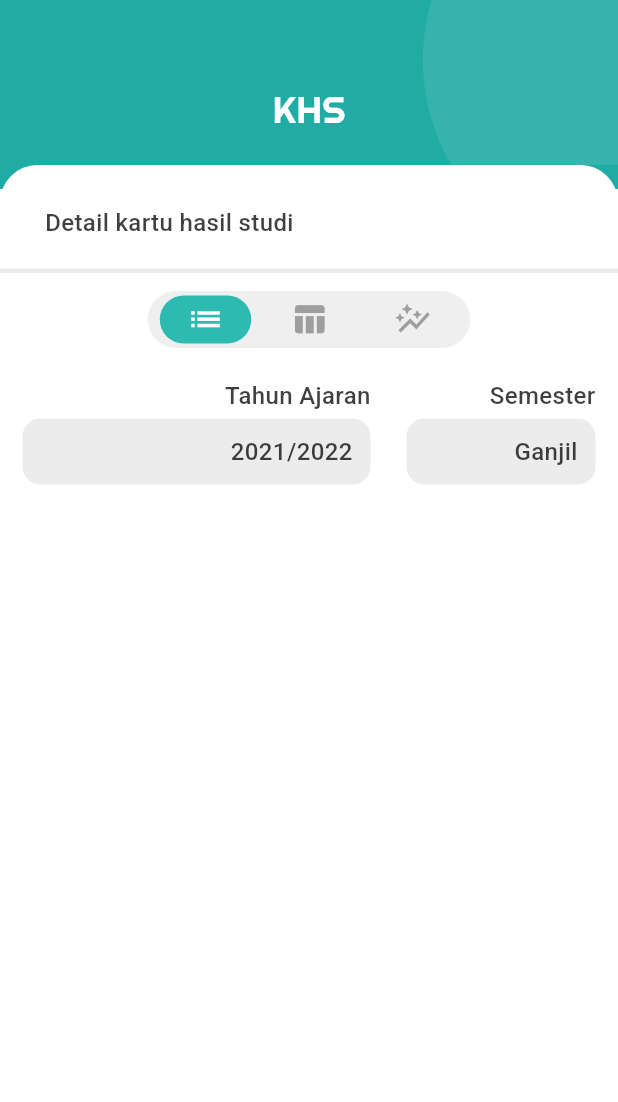
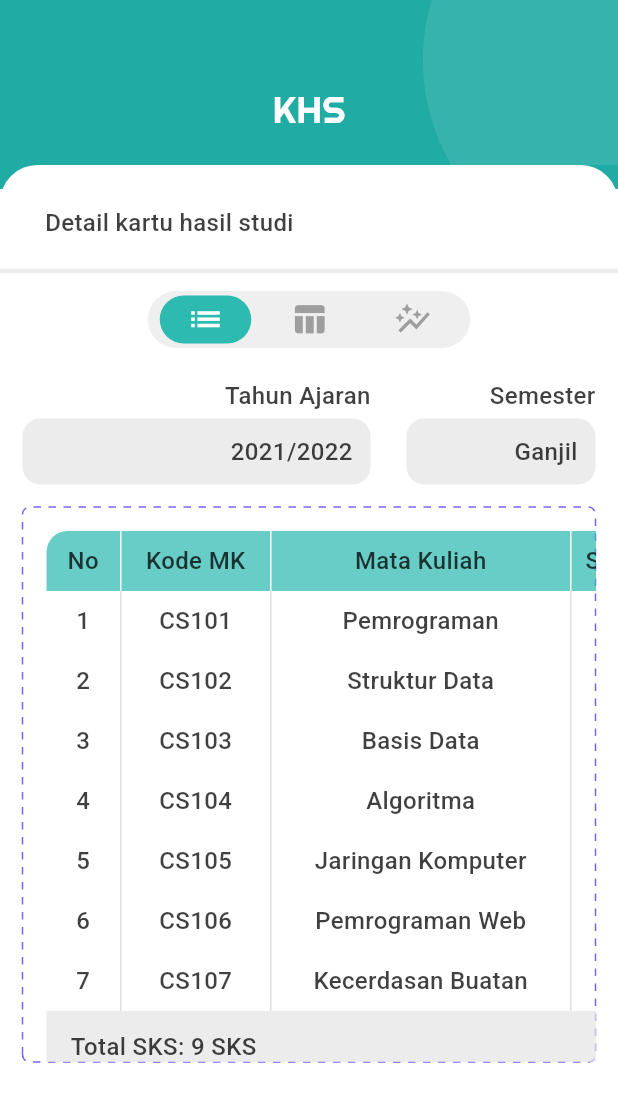
Before and after one commit to barengs/adit-mobile-flutter, a Flutter app: the screen it shows after launch, after a tap on "KHS", on a phone screen of 412 x 824 dp. Shown: the top 1102 px of the screen. Run offline on Flutter 3.47's test engine with Material 3 defaults, Android fonts, the phone set to English and light mode, and no system bars; our stand-ins replace flutter_svg, permission_handler; missing offline and left inert: qr_code_scanner_plus; network calls fail.

Commit message:
FEAT: Tambahkan halaman KHS lengkap dengan widget DashedContainer dan KhsTableCard

```diff
--- a/lib/screens/khs/khs_page.dart
+++ b/lib/screens/khs/khs_page.dart
@@ -3,6 +3,8 @@ import 'package:siakad/widgets/content_container.dart';
 import 'package:siakad/widgets/custom_header.dart';
 import 'package:siakad/widgets/section_header_study.dart';
 import 'package:siakad/widgets/switch_button.dart';
+import 'package:siakad/widgets/dashed_rect.dart';
+import 'package:siakad/widgets/khs_table_card.dart';
 
 class KhsPage extends StatefulWidget {
   const KhsPage({super.key});
@@ -24,6 +26,8 @@ class _KhsPageState extends State<KhsPage> {
           CustomHeader(title: 'KHS'),
           Expanded(
             child: ContentContainer(
+              child: SingleChildScrollView(
+
                 child: Column(
                   children: [
                     SectionHeaderStudy(headerTitle: 'kartu hasil studi'),
@@ -45,7 +49,7 @@ class _KhsPageState extends State<KhsPage> {
                         SwitchItem(icon: Icons.auto_graph),
                       ],
                     ),
-                  SizedBox(height: 20),
+                    const SizedBox(height: 20),
 
                     Padding(
                       padding: const EdgeInsets.symmetric(horizontal: 15),
@@ -133,7 +137,27 @@ class _KhsPageState extends State<KhsPage> {
                         ],
                       ),
                     ),
+                    const SizedBox(height: 15),
+
+                    // * Table Container
+                    Padding(
+                      padding: const EdgeInsets.symmetric(horizontal: 15),
+                      child: DashedContainer(
+                        width: double.infinity,
+                        height: 370,
+                        borderRadius: BorderRadius.circular(5),
+                        child: SingleChildScrollView(
+                          scrollDirection: Axis.vertical,
+                          child: SingleChildScrollView(
+                            scrollDirection: Axis.horizontal,
+                            // * KHS table
+                            child: const KhsTableCard(),
+                          ),
+                        ),
+                      ),
+                    ),
                   ],
+                ),
               ),
             ),
           ),
--- /dev/null
+++ b/lib/widgets/dashed_rect.dart
@@ -0,0 +1,98 @@
+import 'package:flutter/material.dart';
+import 'dart:ui' as ui;
+
+class DashedContainer extends StatelessWidget {
+  final double width;
+  final double height;
+  final Widget? child;
+  final double dashWidth;
+  final double dashSpace;
+  final double strokeWidth;
+  final Color color;
+  final BorderRadius borderRadius;
+
+  const DashedContainer({
+    super.key,
+    required this.width,
+    required this.height,
+    this.child,
+    this.dashWidth = 5,
+    this.dashSpace = 5,
+    this.strokeWidth = 1,
+    this.color = const Color.fromRGBO(123, 97, 255, 1.0),
+    this.borderRadius = const BorderRadius.all(Radius.circular(12)),
+  });
+
+  @override
+  Widget build(BuildContext context) {
+    return CustomPaint(
+      painter: _DashedBorderPainter(
+        dashWidth: dashWidth,
+        dashSpace: dashSpace,
+        strokeWidth: strokeWidth,
+        color: color,
+        borderRadius: borderRadius,
+      ),
+      child: SizedBox(
+        width: width,
+        height: height,
+        child: Center(child: child),
+      ),
+    );
+  }
+}
+
+class _DashedBorderPainter extends CustomPainter {
+  final double dashWidth;
+  final double dashSpace;
+  final double strokeWidth;
+  final Color color;
+  final BorderRadius borderRadius;
+
+  _DashedBorderPainter({
+    required this.dashWidth,
+    required this.dashSpace,
+    required this.strokeWidth,
+    required this.color,
+    required this.borderRadius,
+  });
+
+  @override
+  void paint(Canvas canvas, Size size) {
+    final paint =
+        Paint()
+          ..color = color
+          ..strokeWidth = strokeWidth
+          ..style = PaintingStyle.stroke;
+
+    final rect = Offset.zero & size;
+    final rrect = borderRadius.toRRect(rect);
+    final path = ui.Path()..addRRect(rrect);
+
+    final dashPath = _createDashedPath(path, dashWidth, dashSpace);
+    canvas.drawPath(dashPath, paint);
+  }
+
+  ui.Path _createDashedPath(
+    ui.Path source,
+    double dashWidth,
+    double dashSpace,
+  ) {
+    final ui.Path dashedPath = ui.Path();
+    for (final ui.PathMetric metric in source.computeMetrics()) {
+      double distance = 0.0;
+      while (distance < metric.length) {
+        final double nextDash = dashWidth;
+        dashedPath.addPath(
+          metric.extractPath(distance, distance + nextDash),
+          Offset.zero,
+        );
+        distance += dashWidth + dashSpace;
+      }
+    }
+    return dashedPath;
+  }
+
+  @override
+  bool shouldRepaint(covariant CustomPainter oldDelegate) => true;
+}
--- /dev/null
+++ b/lib/widgets/khs_table_card.dart
@@ -0,0 +1,241 @@
+import 'package:flutter/material.dart';
+
+class KhsTableCard extends StatelessWidget {
+  const KhsTableCard({super.key});
+
+  @override
+  Widget build(BuildContext context) {
+    return SizedBox(child: _buildFullTable());
+  }
+
+  Widget _buildFullTable() {
+    return Container(
+      padding: const EdgeInsets.all(16),
+      child: Column(
+        children: [
+          // Header
+          _buildHeaderRow(),
+
+          // Data
+          _buildDataRow([
+            '1',
+            'CS101',
+            'Pemrograman',
+            '3',
+            '1',
+            'A',
+            '85',
+            'A',
+            '4.0',
+            '12.0',
+          ]),
+          _buildDataRow([
+            '2',
+            'CS102',
+            'Struktur Data',
+            '3',
+            '2',
+            'B',
+            '78',
+            'B',
+            '3.0',
+            '9.0',
+          ]),
+          _buildDataRow([
+            '3',
+            'CS103',
+            'Basis Data',
+            '3',
+            '2',
+            'A',
+            '90',
+            'A',
+            '4.0',
+            '12.0',
+          ]),
+          _buildDataRow([
+            '4',
+            'CS104',
+            'Algoritma',
+            '2',
+            '2',
+            'A',
+            '88',
+            'A',
+            '4.0',
+            '8.0',
+          ]),
+          _buildDataRow([
+            '5',
+            'CS105',
+            'Jaringan Komputer',
+            '3',
+            '3',
+            'B',
+            '75',
+            'B',
+            '3.0',
+            '9.0',
+          ]),
+          _buildDataRow([
+            '6',
+            'CS106',
+            'Pemrograman Web',
+            '3',
+            '3',
+            'A',
+            '91',
+            'A',
+            '4.0',
+            '12.0',
+          ]),
+          _buildDataRow([
+            '7',
+            'CS107',
+            'Kecerdasan Buatan',
+            '3',
+            '4',
+            'B',
+            '82',
+            'B',
+            '3.0',
+            '9.0',
+          ]),
+
+          // Footer
+          _buildFooterRow(),
+        ],
+      ),
+    );
+  }
+
+  Widget _buildHeaderRow() {
+    return Container(
+      decoration: BoxDecoration(
+        color: const Color.fromRGBO(45, 186, 177, 0.72),
+        borderRadius: BorderRadius.only(
+          topLeft: Radius.circular(14),
+          topRight: Radius.circular(14),
+        ),
+      ),
+      child: Row(
+        children: [
+          _buildHeaderCell('No', 50),
+          _buildHeaderCell('Kode MK', 100),
+          _buildHeaderCell('Mata Kuliah', 200),
+          _buildHeaderCell('SKS', 50),
+          _buildHeaderCell('Semester', 100),
+          _buildHeaderCell('Kelas', 80),
+          _buildHeaderCell('UTS', 80),
+          _buildHeaderCell('Nilai', 80),
+          _buildHeaderCell('Bobot', 80),
+          _buildHeaderCell('Total', 80),
+        ],
+      ),
+    );
+  }
+
+  Widget _buildDataRow(List<String> data) {
+    final widths = [
+      50.0,
+      100.0,
+      200.0,
+      50.0,
+      100.0,
+      80.0,
+      80.0,
+      80.0,
+      80.0,
+      80.0,
+    ];
+    return Row(
+      children: List.generate(data.length, (index) {
+        return _buildDataCell(data[index], widths[index]);
+      }),
+    );
+  }
+
+  Widget _buildHeaderCell(String text, double width) {
+    return Container(
+      width: width,
+      height: 40,
+      alignment: Alignment.center,
+      decoration: const BoxDecoration(
+        border: Border(right: BorderSide(color: Colors.white, width: 1)),
+      ),
+      child: Text(
+        text,
+        style: const TextStyle(
+          fontFamily: 'Roboto',
+          fontSize: 16,
+          fontWeight: FontWeight.w500,
+          color: Color.fromRGBO(0, 0, 0, 0.75),
+        ),
+        textAlign: TextAlign.center,
+      ),
+    );
+  }
+
+  Widget _buildDataCell(String text, double width) {
+    return Container(
+      width: width,
+      height: 40,
+      alignment: Alignment.center,
+      decoration: BoxDecoration(
+        border: Border(right: BorderSide(color: Colors.grey[300]!, width: 1)),
+      ),
+      child: Text(
+        text,
+        style: const TextStyle(
+          fontFamily: 'Roboto',
+          fontSize: 16,
+          fontWeight: FontWeight.w500,
+          color: Color.fromRGBO(0, 0, 0, 0.75),
+        ),
+        textAlign: TextAlign.center,
+      ),
+    );
+  }
+
+  Widget _buildFooterRow() {
+    return Container(
+      width: 900,
+      padding: const EdgeInsets.symmetric(horizontal: 16, vertical: 12),
+      decoration: const BoxDecoration(
+        color: Color.fromRGBO(229, 229, 229, 0.75),
+      ),
+      child: Row(
+        mainAxisAlignment: MainAxisAlignment.spaceBetween,
+        children: const [
+          Text(
+            'Total SKS: 9 SKS',
+            style: TextStyle(
+              fontFamily: 'Roboto',
+              fontSize: 16,
+              fontWeight: FontWeight.w500,
+              color: Color.fromRGBO(0, 0, 0, 0.75),
+            ),
+          ),
+          Text(
+            'Total Nilai: 33.0',
+            style: TextStyle(
+              fontFamily: 'Roboto',
+              fontSize: 16,
+              fontWeight: FontWeight.w500,
+              color: Color.fromRGBO(0, 0, 0, 0.75),
+            ),
+          ),
+          Text(
+            'IP Semester: 3.66',
+            style: TextStyle(
+              fontFamily: 'Roboto',
+              fontSize: 16,
+              fontWeight: FontWeight.w500,
+              color: Color.fromRGBO(0, 0, 0, 0.75),
+            ),
+          ),
+        ],
+      ),
+    );
+  }
+}
```
Lines whose indentation alone changed are shown as unchanged.
